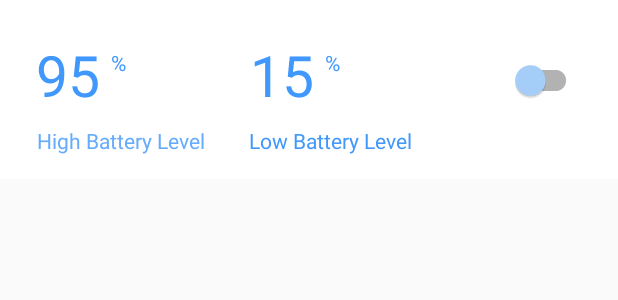
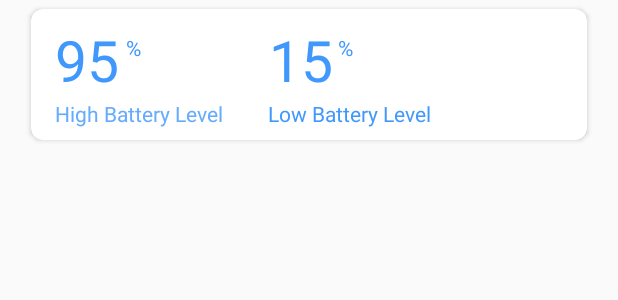
Before and after one commit to mohammadkashifkhan/UniversalAlarm, an Android app: the layout home_alarm_battery_list_item.xml on its own in the app's theme, with its tools: preview values and no code run, on a phone screen of 412 x 824 dp. Shown: the top 300 px of the screen. Run offline under Robolectric (Android 15) with nearby library versions, the light colour scheme and no system bars.

Commit message:
Layouts updated, code managed

```diff
--- a/app/build.gradle
+++ b/app/build.gradle
@@ -60,13 +60,10 @@
     implementation 'com.google.code.gson:gson:2.8.0'
     implementation 'com.squareup.retrofit2:retrofit:2.3.0'
     implementation 'com.squareup.retrofit2:converter-gson:2.3.0'
-    implementation 'com.github.bumptech.glide:glide:4.5.0'
     implementation 'com.getkeepsafe.taptargetview:taptargetview:1.11.0'
     implementation 'com.appyvet:materialrangebar:1.4.1'
-    implementation 'com.github.fenjuly:ToggleExpandLayout:774e497692'
     implementation 'com.android.support:support-v4:27.1.1'
     implementation 'com.seatgeek:placesautocomplete:0.3-SNAPSHOT'
-    implementation 'jp.wasabeef:blurry:2.1.1'
     implementation 'com.github.lukedeighton:wheelview:0.4.1'
     implementation 'com.skyfishjy.ripplebackground:library:1.0.1'
     implementation 'com.wang.avi:library:2.1.3'
--- a/app/src/main/res/layout/fragment_add_battery_level.xml
+++ b/app/src/main/res/layout/fragment_add_battery_level.xml
@@ -173,7 +173,6 @@
             app:mrb_connectingLineColor="@color/light_blue"
             app:mrb_selectorColor="@color/light_blue"/>
 
-
         <com.appyvet.materialrangebar.RangeBar
             android:id="@+id/rbTemp"
             android:layout_width="0dp"
--- a/app/src/main/res/layout/fragment_show_all_alarms.xml
+++ b/app/src/main/res/layout/fragment_show_all_alarms.xml
@@ -5,7 +5,7 @@
     android:layout_height="match_parent"
     xmlns:app="http://schemas.android.com/apk/res-auto"
     tools:context=".alarm.ShowAllAlarmsFragment"
-    android:background="@color/white">
+    android:background="@color/pitchWhite">
 
     <LinearLayout
         android:layout_width="match_parent"
@@ -19,9 +19,11 @@
             android:textStyle="bold"
             android:textSize="18sp"
             android:textColor="@color/dark_blue"
-            android:padding="@dimen/d_20dp"/>
+            android:layout_marginTop="16dp"
+            android:layout_marginStart="24dp"/>
 
         <android.support.v7.widget.RecyclerView
+            android:layout_marginTop="8dp"
             android:id="@+id/rvAlarms"
             android:layout_width="match_parent"
             android:layout_height="match_parent"
--- a/app/src/main/res/layout/home_alarm_battery_list_item.xml
+++ b/app/src/main/res/layout/home_alarm_battery_list_item.xml
@@ -1,12 +1,19 @@
 <?xml version="1.0" encoding="utf-8"?>
-<android.support.constraint.ConstraintLayout xmlns:android="http://schemas.android.com/apk/res/android"
+<android.support.v7.widget.CardView
+    xmlns:android="http://schemas.android.com/apk/res/android"
     xmlns:app="http://schemas.android.com/apk/res-auto"
-    xmlns:tools="http://schemas.android.com/tools"
     android:layout_width="match_parent"
     android:layout_height="wrap_content"
-    tools:layout_editor_absoluteY="81dp"
-    android:background="@color/pitchWhite"
-    android:padding="16dp">
+    app:contentPadding="8dp"
+    app:cardCornerRadius="8dp"
+    app:cardBackgroundColor="@color/pitchWhite"
+    app:cardUseCompatPadding="true"
+    android:layout_marginLeft="16dp"
+    android:layout_marginRight="16dp">
+
+    <android.support.constraint.ConstraintLayout
+        android:layout_width="match_parent"
+        android:layout_height="wrap_content">
 
         <TextView
             android:id="@+id/textView10"
@@ -29,7 +36,7 @@
             android:layout_centerInParent="true"
             android:layout_marginEnd="8dp"
             android:layout_marginStart="8dp"
-        android:layout_marginTop="24dp"
+            android:layout_marginTop="12dp"
             app:layout_constraintEnd_toEndOf="parent"
             app:layout_constraintHorizontal_bias="1.0"
             app:layout_constraintStart_toStartOf="@+id/guideline4"
@@ -39,11 +46,14 @@
             android:id="@+id/textView13"
             android:layout_width="wrap_content"
             android:layout_height="wrap_content"
-        android:layout_marginEnd="28dp"
+            android:layout_marginEnd="24dp"
+            android:layout_marginStart="8dp"
             android:text="High Battery Level"
             android:textColor="@color/light_blue"
             app:layout_constraintBaseline_toBaselineOf="@+id/textView15"
-        app:layout_constraintEnd_toStartOf="@+id/guideline3" />
+            app:layout_constraintEnd_toStartOf="@+id/guideline3"
+            app:layout_constraintHorizontal_bias="0.0"
+            app:layout_constraintStart_toStartOf="parent" />
 
         <TextView
             android:id="@+id/textView14"
@@ -51,7 +61,6 @@
             android:layout_height="wrap_content"
             android:layout_marginEnd="8dp"
             android:layout_marginStart="100dp"
-        android:layout_marginTop="8dp"
             android:text="15"
             android:textColor="@color/dark_blue"
             android:textSize="38sp"
@@ -66,7 +75,7 @@
             android:layout_height="wrap_content"
             android:layout_marginEnd="64dp"
             android:layout_marginStart="8dp"
-        android:layout_marginTop="68dp"
+            android:layout_marginTop="52dp"
             android:text="Low Battery Level"
             android:textColor="@color/dark_blue"
             app:layout_constraintEnd_toStartOf="@+id/guideline4"
@@ -79,12 +88,12 @@
             android:layout_width="wrap_content"
             android:layout_height="wrap_content"
             android:layout_marginEnd="76dp"
-        android:layout_marginStart="8dp"
-        android:layout_marginTop="16dp"
+            android:layout_marginStart="2dp"
+            android:layout_marginTop="8dp"
             android:text="%"
             android:textColor="@color/dark_blue"
             app:layout_constraintEnd_toStartOf="@+id/guideline3"
-        app:layout_constraintHorizontal_bias="0.893"
+            app:layout_constraintHorizontal_bias="0.86"
             app:layout_constraintStart_toStartOf="@+id/guideline"
             app:layout_constraintTop_toTopOf="parent" />
 
@@ -92,10 +101,12 @@
             android:id="@+id/textView17"
             android:layout_width="wrap_content"
             android:layout_height="wrap_content"
-        android:layout_marginStart="52dp"
-        android:layout_marginTop="16dp"
+            android:layout_marginStart="48dp"
+            android:layout_marginTop="8dp"
             android:text="%"
             android:textColor="@color/dark_blue"
+            app:layout_constraintEnd_toStartOf="@+id/guideline4"
+            app:layout_constraintHorizontal_bias="0.0"
             app:layout_constraintStart_toStartOf="@+id/guideline3"
             app:layout_constraintTop_toTopOf="parent" />
 
@@ -121,3 +132,5 @@
             app:layout_constraintGuide_begin="8dp" />
 
 </android.support.constraint.ConstraintLayout>
+
+</android.support.v7.widget.CardView>
```
Also changed, not shown: app/src/main/java/com/mdkashif/alarm/activities/HomeActivity.kt (+3 -16 lines), app/src/main/java/com/mdkashif/alarm/alarm/ShowAllAlarmsFragment.kt (+0 -12 lines), app/src/main/res/layout/activity_home.xml (+5 -5 lines), app/src/main/res/layout/home_alarm_location_list_item.xml (+14 -5 lines), app/src/main/res/layout/home_alarm_prayer_list_item.xml (+17 -10 lines), app/src/main/res/layout/home_alarm_time_list_item.xml (+15 -7 lines). Lines whose indentation alone changed are shown as unchanged.
